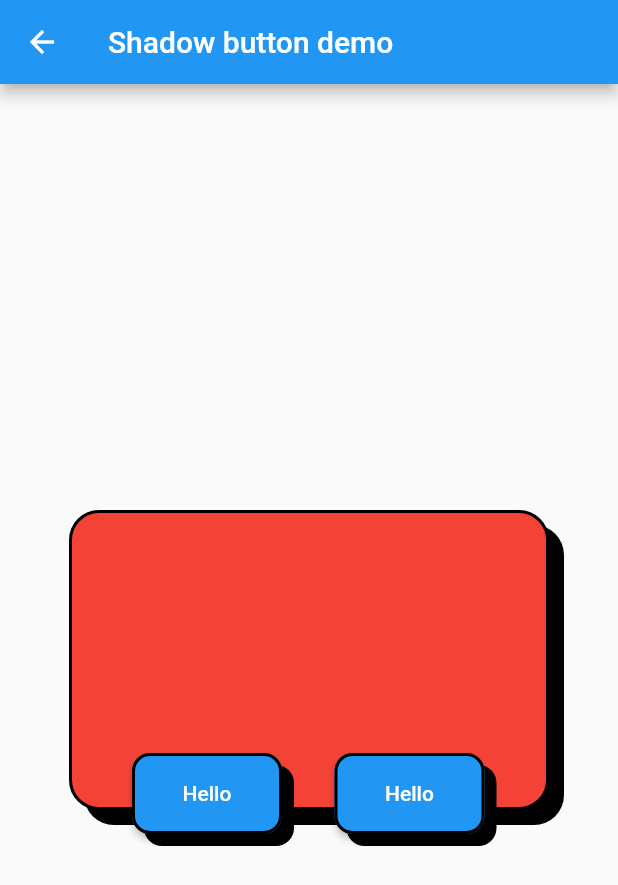
After one commit to thecodepapaya/google_pay_demo, a Flutter app: the screen it shows after launch, after a tap on "Start Shadow Button Demo", on a phone screen of 412 x 824 dp. The commit adds this screen. Shown: the top 885 px of the screen. Run offline on Flutter 3.47's test engine with Material 2 defaults, Android fonts, the light colour scheme and no system bars; our stand-ins replace flutter_bloc, font_awesome_flutter, lottie, show_up_animation; network calls fail.

Commit message:
Add shadow button demo

```diff
--- a/lib/main.dart
+++ b/lib/main.dart
@@ -5,7 +5,7 @@ import 'presentation/start_page/view.dart';
 
 void main() {
   Bloc.observer = const AppBlocObserver();
-  runApp(MyApp());
+  runApp(const MyApp());
 }
 
 class AppBlocObserver extends BlocObserver {
@@ -29,9 +29,7 @@ class AppBlocObserver extends BlocObserver {
 }
 
 class MyApp extends StatelessWidget {
-  MyApp({super.key});
-
-  final GlobalKey<NavigatorState> _navigatorKey = GlobalKey();
+  const MyApp({super.key});
 
   @override
   Widget build(BuildContext context) {
--- a/lib/presentation/start_page/view.dart
+++ b/lib/presentation/start_page/view.dart
@@ -1,4 +1,5 @@
 import 'package:curie/presentation/amount/view.dart';
+import 'package:curie/shadow_button/homepage.dart';
 import 'package:flutter/material.dart';
 
 class StartPage extends StatelessWidget {
@@ -8,11 +9,23 @@ class StartPage extends StatelessWidget {
   Widget build(BuildContext context) {
     return Scaffold(
       body: Center(
-        child: ElevatedButton(
-          onPressed: () {
-            Navigator.of(context).push(MaterialPageRoute(builder: (_) => const AmountPage()));
-          },
-          child: const Text('Start Demo'),
+        child: Column(
+          mainAxisSize: MainAxisSize.min,
+          children: [
+            ElevatedButton(
+              onPressed: () {
+                Navigator.of(context).push(MaterialPageRoute(builder: (_) => const AmountPage()));
+              },
+              child: const Text('Start GPay Demo'),
+            ),
+            const SizedBox(height: 30),
+            ElevatedButton(
+              onPressed: () {
+                Navigator.of(context).push(MaterialPageRoute(builder: (_) => const ShadowButtonPage()));
+              },
+              child: const Text('Start Shadow Button Demo'),
+            ),
+          ],
         ),
       ),
     );
--- /dev/null
+++ b/lib/shadow_button/button_style.dart
@@ -0,0 +1,91 @@
+import 'package:curie/shadow_button/shadow_style.dart';
+import 'package:flutter/material.dart';
+
+class ShadowButton extends StatefulWidget {
+  const ShadowButton({super.key});
+
+  @override
+  State<ShadowButton> createState() => _ShadowButtonState();
+}
+
+class _ShadowButtonState extends State<ShadowButton> with TickerProviderStateMixin {
+  double shadowOffset = 8;
+  late AnimationController animationController;
+  late Animation animation;
+
+  @override
+  void initState() {
+    super.initState();
+
+    animationController = AnimationController(
+      vsync: this,
+      duration: const Duration(milliseconds: 50),
+    );
+
+    final tween = Tween<double>(begin: 8, end: 0);
+    final curvedAnimation = CurvedAnimation(parent: animationController, curve: Curves.easeOut);
+    animation = tween.animate(curvedAnimation);
+
+    animation.addListener(() {
+      setState(() {
+        shadowOffset = animation.value;
+      });
+    });
+  }
+
+  @override
+  void dispose() {
+    super.dispose();
+
+    animationController.dispose();
+  }
+
+  void _animatePress() {
+    animationController.forward();
+  }
+
+  void _animateRelease() {
+    animationController.reverse();
+  }
+
+  @override
+  Widget build(BuildContext context) {
+    return GestureDetector(
+      behavior: HitTestBehavior.translucent,
+      onTap: _animatePress,
+      onTapDown: (_) => _animatePress(),
+      onTapUp: (_) => _animateRelease(),
+      onTapCancel: _animateRelease,
+      child: Padding(
+        padding: EdgeInsets.only(
+          bottom: shadowOffset,
+          right: shadowOffset,
+        ),
+        child: ShadowStyle(
+          borderRadius: 12,
+          offset: Offset(shadowOffset, shadowOffset),
+          child: ElevatedButton(
+            style: ButtonStyle(
+              side: const MaterialStatePropertyAll(
+                BorderSide(
+                  color: Colors.black,
+                  width: 2,
+                ),
+              ),
+              shape: MaterialStatePropertyAll<OutlinedBorder>(
+                RoundedRectangleBorder(
+                  borderRadius: BorderRadius.circular(12),
+                ),
+              ),
+              fixedSize: const MaterialStatePropertyAll<Size>(
+                Size(100, 54),
+              ),
+            ),
+            onPressed: () {},
+            child: const Text('Hello'),
+          ),
+        ),
+      ),
+    );
+  }
+}
--- /dev/null
+++ b/lib/shadow_button/content_card.dart
@@ -0,0 +1,26 @@
+import 'package:curie/shadow_button/shadow_style.dart';
+import 'package:flutter/material.dart';
+
+class ContentCard extends StatelessWidget {
+  const ContentCard({super.key});
+
+  @override
+  Widget build(BuildContext context) {
+    return ShadowStyle(
+      child: SizedBox(
+        height: 200,
+        width: 320,
+        child: Container(
+          decoration: BoxDecoration(
+            border: Border.all(
+              color: Colors.black,
+              width: 2,
+            ),
+            color: Colors.red,
+            borderRadius: BorderRadius.circular(20),
+          ),
+        ),
+      ),
+    );
+  }
+}
--- /dev/null
+++ b/lib/shadow_button/dash_card.dart
@@ -0,0 +1,28 @@
+import 'package:curie/shadow_button/content_card.dart';
+import 'package:flutter/material.dart';
+
+import 'button_style.dart';
+
+class DashCard extends StatelessWidget {
+  const DashCard({super.key});
+
+  @override
+  Widget build(BuildContext context) {
+    return const Stack(
+      clipBehavior: Clip.none,
+      children: [
+        ContentCard(),
+        Positioned(
+          right: 35,
+          bottom: -24,
+          child: ShadowButton(),
+        ),
+        Positioned(
+          bottom: -24,
+          right: 170,
+          child: ShadowButton(),
+        ),
+      ],
+    );
+  }
+}
--- /dev/null
+++ b/lib/shadow_button/homepage.dart
@@ -0,0 +1,24 @@
+import 'package:flutter/material.dart';
+
+import 'dash_card.dart';
+
+class ShadowButtonPage extends StatefulWidget {
+  const ShadowButtonPage({super.key});
+
+  @override
+  State<ShadowButtonPage> createState() => _ShadowButtonPageState();
+}
+
+class _ShadowButtonPageState extends State<ShadowButtonPage> {
+  @override
+  Widget build(BuildContext context) {
+    return Scaffold(
+      appBar: AppBar(
+        title: const Text('Shadow button demo'),
+      ),
+      body: const Center(
+        child: DashCard(),
+      ),
+    );
+  }
+}
--- /dev/null
+++ b/lib/shadow_button/shadow_style.dart
@@ -0,0 +1,32 @@
+import 'package:flutter/material.dart';
+
+class ShadowStyle extends StatelessWidget {
+  final Widget child;
+
+  final Offset? offset;
+  final double? borderRadius;
+
+  const ShadowStyle({
+    super.key,
+    required this.child,
+    this.offset,
+    this.borderRadius,
+  });
+
+  @override
+  Widget build(BuildContext context) {
+    return Container(
+      decoration: BoxDecoration(
+        borderRadius: BorderRadius.circular(borderRadius ?? 20),
+        boxShadow: <BoxShadow>[
+          BoxShadow(
+            color: Colors.black,
+            blurRadius: 0,
+            offset: offset ?? const Offset(10, 10),
+          ),
+        ],
+      ),
+      child: child,
+    );
+  }
+}
```
Also changed, not shown: 4 other files.
